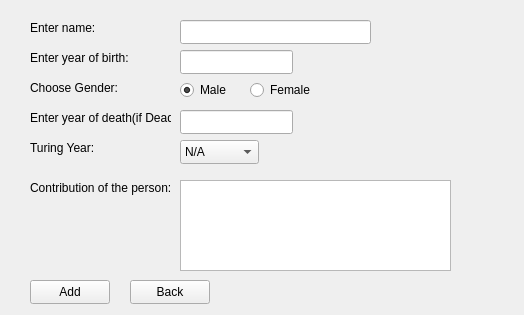
This is Widget/personcreatemenu.ui in Ladanvini/VLN1-Hopur-5 as Qt 5 draws it before an edit. The edited form follows.
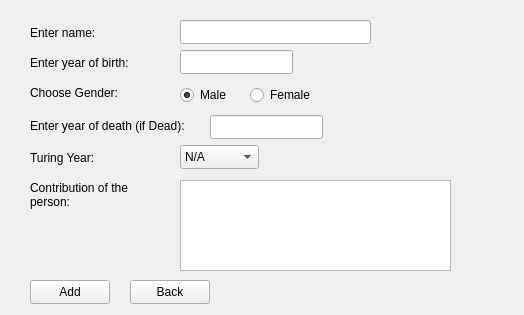
This is the edited form.

Commit message: updated turing year drop down in edit person

Diff of the .ui file:
```diff
--- a/Widget/personcreatemenu.ui
+++ b/Widget/personcreatemenu.ui
@@ -17,7 +17,7 @@
    <property name="geometry">
     <rect>
      <x>30</x>
-     <y>20</y>
+     <y>25</y>
      <width>141</width>
      <height>16</height>
     </rect>
@@ -30,7 +30,7 @@
    <property name="geometry">
     <rect>
      <x>30</x>
-     <y>50</y>
+     <y>55</y>
      <width>141</width>
      <height>16</height>
     </rect>
@@ -43,7 +43,7 @@
    <property name="geometry">
     <rect>
      <x>30</x>
-     <y>80</y>
+     <y>85</y>
      <width>141</width>
      <height>16</height>
     </rect>
@@ -70,25 +70,25 @@
     <rect>
      <x>30</x>
      <y>110</y>
-     <width>141</width>
-     <height>16</height>
+     <width>171</width>
+     <height>31</height>
     </rect>
    </property>
    <property name="text">
-    <string>Enter year of death(if Dead):</string>
+    <string>Enter year of death (if Dead):</string>
    </property>
   </widget>
   <widget class="QLabel" name="l_Contribution">
    <property name="geometry">
     <rect>
      <x>30</x>
-     <y>180</y>
+     <y>170</y>
      <width>141</width>
-     <height>16</height>
+     <height>51</height>
     </rect>
    </property>
    <property name="text">
-    <string>Contribution of the person:</string>
+    <string>&lt;html&gt;&lt;head/&gt;&lt;body&gt;&lt;p&gt;   Contribution of the &lt;br/&gt;	person:&lt;/p&gt;&lt;/body&gt;&lt;/html&gt;</string>
    </property>
   </widget>
   <widget class="QPlainTextEdit" name="input_Contribution">
@@ -105,7 +105,7 @@
    <property name="geometry">
     <rect>
      <x>30</x>
-     <y>140</y>
+     <y>150</y>
      <width>141</width>
      <height>16</height>
     </rect>
@@ -118,7 +118,7 @@
    <property name="geometry">
     <rect>
      <x>180</x>
-     <y>140</y>
+     <y>145</y>
      <width>79</width>
      <height>24</height>
     </rect>
@@ -410,8 +410,8 @@
   <widget class="QLineEdit" name="input_YearDeath">
    <property name="geometry">
     <rect>
-     <x>180</x>
-     <y>110</y>
+     <x>210</x>
+     <y>115</y>
      <width>113</width>
      <height>24</height>
     </rect>
@@ -421,7 +421,7 @@
    <property name="geometry">
     <rect>
      <x>180</x>
-     <y>80</y>
+     <y>85</y>
      <width>71</width>
      <height>20</height>
     </rect>
@@ -437,7 +437,7 @@
    <property name="geometry">
     <rect>
      <x>250</x>
-     <y>80</y>
+     <y>85</y>
      <width>71</width>
      <height>20</height>
     </rect>
@@ -502,7 +502,7 @@
    <property name="geometry">
     <rect>
      <x>270</x>
-     <y>140</y>
+     <y>150</y>
      <width>231</width>
      <height>16</height>
     </rect>
```
Left out of the diff: 5 changed lines with no effect on the pictures. The commit also changes 1 other file.
